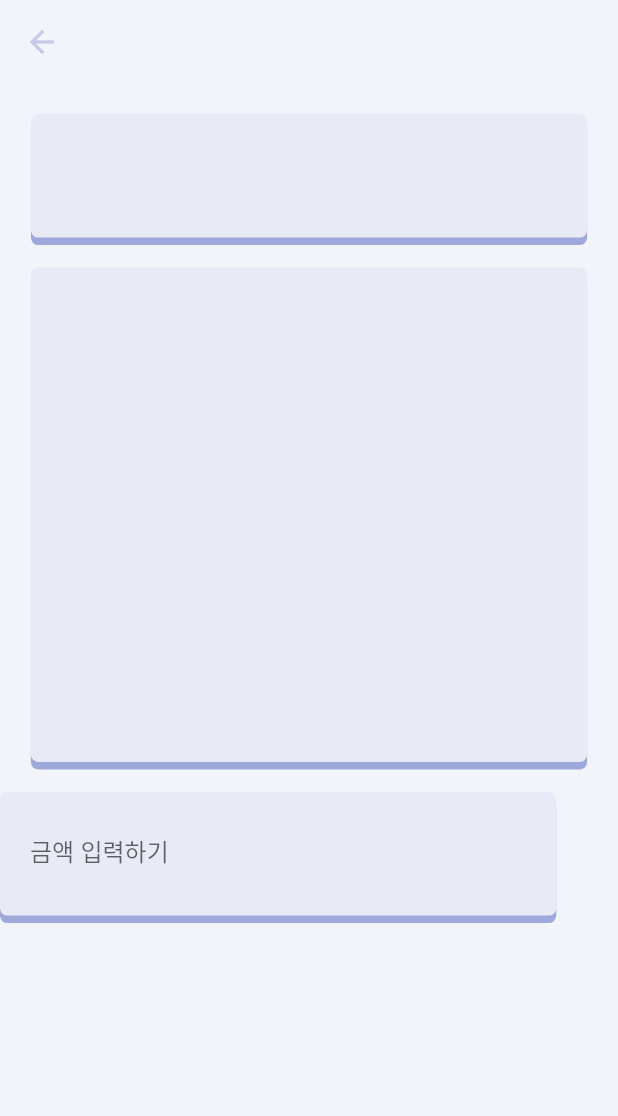
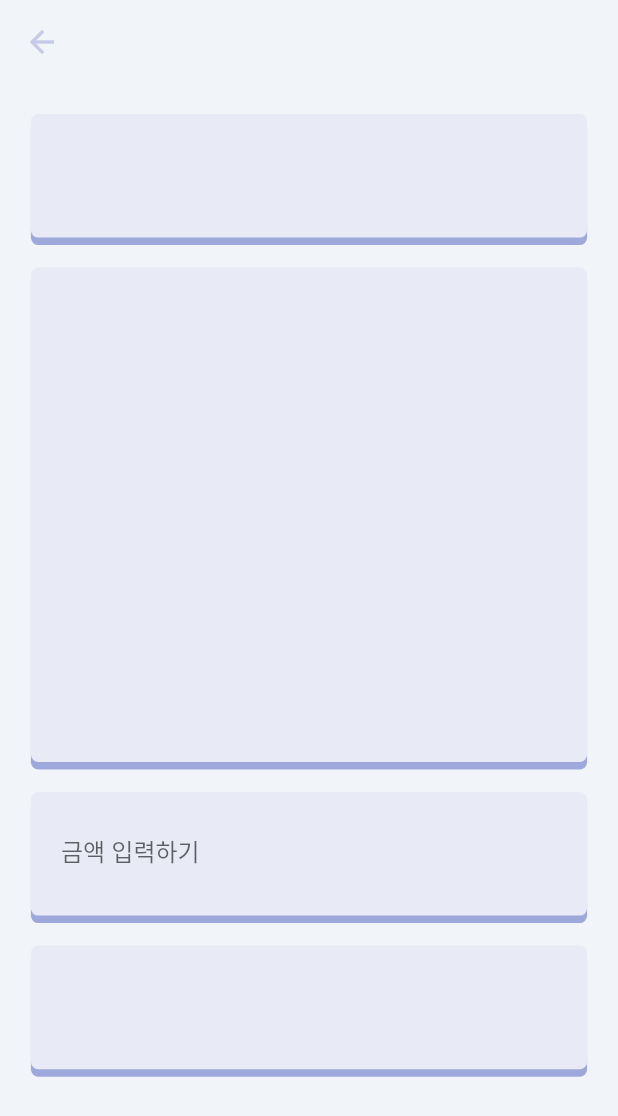
Before and after one commit to yujinkim1/pricy-flutter, a Flutter app: the ComparePage screen opened directly, on a phone screen of 412 x 824 dp. Shown: the top 1116 px of the screen. Run offline on Flutter 3.47's test engine with Material 2 defaults, Android fonts, the light colour scheme and no system bars; our stand-ins replace syncfusion_flutter_charts.

Commit message:
add ChartBox & Price Return Box

```diff
--- a/lib/screens/main.dart
+++ b/lib/main.dart
@@ -1,6 +1,6 @@
 import 'package:flutter/material.dart';
-import 'home.dart';
-import '../assets/colors/palette.dart';
+import 'screens/home.dart';
+import 'assets/colors/palette.dart';
 
 void main() {
   runApp(const MyApp());
--- a/lib/screens/compare.dart
+++ b/lib/screens/compare.dart
@@ -46,6 +46,7 @@ class _Compare extends State<ComparePage> {
               children: [ChartBox()],
             ),
             Row(
+              mainAxisAlignment: MainAxisAlignment.center,
               children: [
                 Container(
                   margin: EdgeInsets.fromLTRB(0, 20, 0, 0),
@@ -82,6 +83,28 @@ class _Compare extends State<ComparePage> {
                   ),
                 )
               ],
+            ),
+            Row(
+              mainAxisAlignment: MainAxisAlignment.center,
+              children: [
+                Container(
+                  margin: EdgeInsets.fromLTRB(0, 20, 0, 0),
+                  width: MediaQuery.of(context).size.width * 0.9,
+                  height: MediaQuery.of(context).size.height * 0.1,
+                  alignment: AlignmentDirectional(0, 0),
+                  decoration: BoxDecoration(
+                      color: Palette.containerColor,
+                      borderRadius: BorderRadius.circular(5.0),
+                      shape: BoxShape.rectangle,
+                      boxShadow: [
+                        BoxShadow(
+                            blurRadius: 0,
+                            color: Palette.shadowColor,
+                            offset: Offset(0, 5))
+                      ]),
+                  child: Text(inputText),
+                )
+              ],
             )
           ],
         ),
```
Also changed, not shown: 19 other files.
